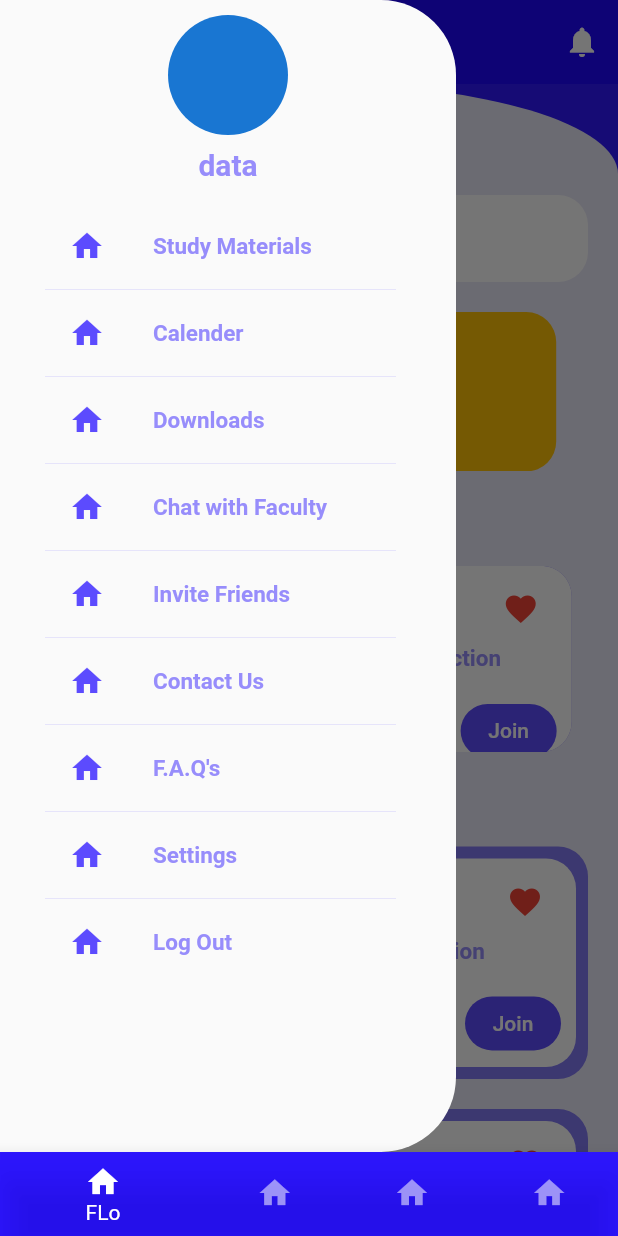
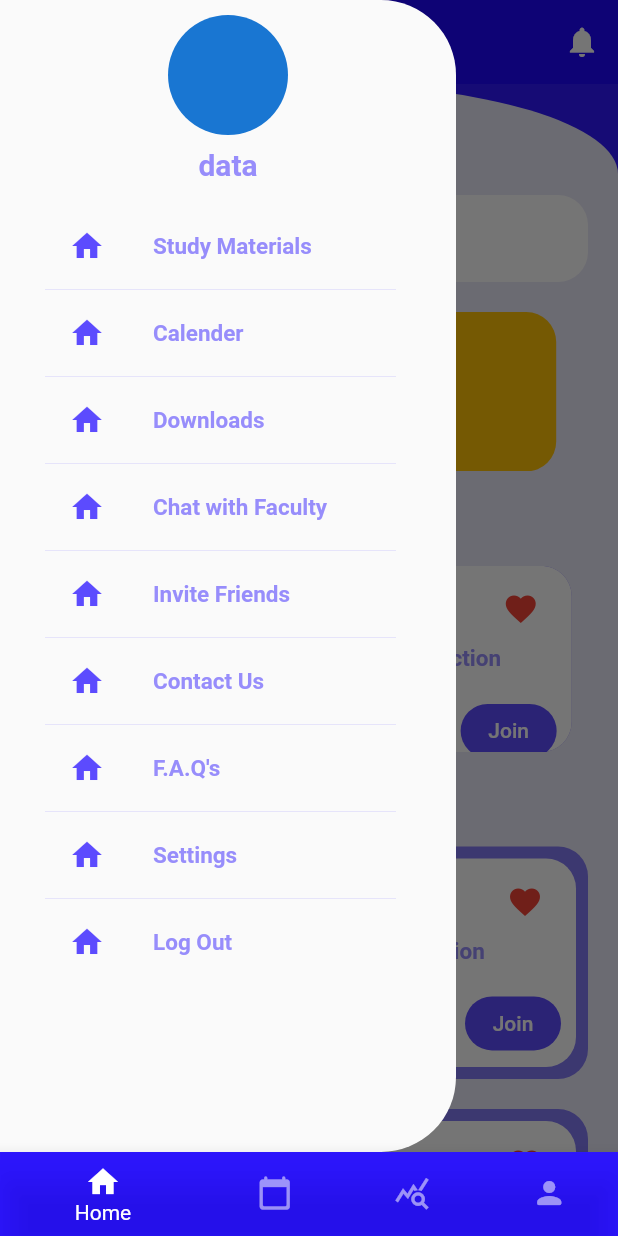
Before and after one commit to HKAY1/Institute-App, a Flutter app: the screen it shows after launch, with the side drawer open, on a phone screen of 412 x 824 dp. Run offline on Flutter 3.47's test engine with Material 2 defaults, Android fonts, the phone set to English and light mode, and no system bars; drawn by our look-alikes of carousel_slider; our stand-ins replace table_calendar.

Commit message:
add Drawer items

```diff
--- a/institute_app/lib/homepage.dart
+++ b/institute_app/lib/homepage.dart
@@ -25,19 +25,19 @@ class _HomePageState extends State<HomePage> {
           items: [
             BottomNavigationBarItem(
                 icon: Icon(Icons.home),
-                label: 'FLo',
+                label: 'Home',
                 backgroundColor: Theme.of(context).appBarTheme.backgroundColor),
             BottomNavigationBarItem(
-                icon: Icon(Icons.home),
-                label: 'FLo',
+                icon: Icon(Icons.calendar_today_rounded),
+                label: 'Events',
                 backgroundColor: Theme.of(context).appBarTheme.backgroundColor),
             BottomNavigationBarItem(
-                icon: Icon(Icons.home),
-                label: 'FLo',
+                icon: Icon(Icons.query_stats),
+                label: 'Performance',
                 backgroundColor: Theme.of(context).appBarTheme.backgroundColor),
             BottomNavigationBarItem(
-                icon: Icon(Icons.home),
-                label: 'FLo',
+                icon: Icon(Icons.person_rounded),
+                label: 'Profile',
                 backgroundColor: Theme.of(context).appBarTheme.backgroundColor),
           ],
           onTap: (i) {
--- a/institute_app/lib/main.dart
+++ b/institute_app/lib/main.dart
@@ -2,6 +2,9 @@ import 'package:flutter/cupertino.dart';
 import 'package:flutter/material.dart';
 import 'package:flutter/painting.dart';
 import 'package:flutter/rendering.dart';
+import 'package:imstitute/screens/drawer/calender.dart';
+import 'package:imstitute/screens/drawer/custome_drawer.dart';
+import 'package:imstitute/screens/drawer/study_material.dart';
 
 import 'homepage.dart';
 
@@ -15,6 +18,11 @@ class MyApp extends StatelessWidget {
   @override
   Widget build(BuildContext context) {
     return MaterialApp(
+      routes: {
+        '/studyMaterial': (context)=> const StudyMaterial(),
+        '/calender': (context)=> const Calender(),
+        '/default': (context)=> const DefaultPage()
+      },
       debugShowCheckedModeBanner: false,
       theme: ThemeData(
         dividerTheme: DividerThemeData(
@@ -60,16 +68,15 @@ class MyApp extends StatelessWidget {
             fontSize: 20,
             fontWeight: FontWeight.bold,
           ),
-          //For app bar text theme
-          headline1: TextStyle(
+        ),
+        // primaryColor: const Color(0xff1900FF).withOpacity(0.7),
+        scaffoldBackgroundColor: const Color(0xff1900FF).withOpacity(0.7),
+        appBarTheme: AppBarTheme(
+          titleTextStyle: const TextStyle(
             color: Colors.white,
             fontWeight: FontWeight.bold,
             fontSize: 25,
           ),
-        ),
-        // primaryColor: const Color(0xff1900FF).withOpacity(0.7),
-        scaffoldBackgroundColor: const Color(0xff1900FF).withOpacity(0.7),
-        appBarTheme: AppBarTheme(
           backgroundColor: const Color(0xff1900FF).withOpacity(0.7), //dark blue
         ),
       ),
--- a/institute_app/lib/screens/drawer/custome_drawer.dart
+++ b/institute_app/lib/screens/drawer/custome_drawer.dart
@@ -13,6 +13,17 @@ class CustomeDrawer extends StatelessWidget {
     'F.A.Q\'s',
     'Settings',
     'Log Out',
+  ];
+  final drawerPages = <String>[
+    '/studyMaterial',
+    '/calender',
+    '/default',
+    '/default',
+    '/default',
+    '/default',
+    '/default',
+    '/default',
+    '/default',
   ];
   CustomeDrawer({Key? key}) : super(key: key);
 
@@ -41,6 +52,9 @@ class CustomeDrawer extends StatelessWidget {
                   padding: EdgeInsets.only(left: 30, right: 40),
                   itemBuilder: (context, item) {
                     return ListTile(
+                      onTap: (){
+                        Navigator.of(context).popAndPushNamed(drawerPages[item]);
+                      },
                       leading: Icon(
                         Icons.home,
                         color: Theme.of(context).scaffoldBackgroundColor,
@@ -65,3 +79,18 @@ class CustomeDrawer extends StatelessWidget {
     );
   }
 }
+
+
+class DefaultPage extends StatelessWidget {
+  const DefaultPage({Key? key}) : super(key: key);
+
+  @override
+  Widget build(BuildContext context) {
+    return Scaffold(
+      appBar: AppBar(
+        automaticallyImplyLeading: true,
+        title: Text('Deafult Page',)
+      ),
+    );
+  }
+}
--- a/institute_app/lib/screens/home.dart
+++ b/institute_app/lib/screens/home.dart
@@ -18,7 +18,7 @@ class Home extends StatelessWidget {
         elevation: 0,
         title: Text(
           'Institute',
-          style: Theme.of(context).textTheme.headline1,
+
         ),
         centerTitle: true,
         actions: [
--- a/institute_app/pubspec.yaml
+++ b/institute_app/pubspec.yaml
@@ -35,6 +35,7 @@ dependencies:
   # Use with the CupertinoIcons class for iOS style icons.
   cupertino_icons: ^1.0.2
   carousel_slider: ^4.0.0
+  table_calendar: ^3.0.2
 
 dev_dependencies:
   flutter_test:
```
Also changed, not shown: institute_app/lib/screens/drawer/assignment.dart (added, +12 -0 lines), institute_app/lib/screens/drawer/calender.dart (added, +121 -0 lines), institute_app/lib/screens/drawer/notes.dart (added, +115 -0 lines), institute_app/lib/screens/drawer/study_material.dart (added, +82 -0 lines), institute_app/lib/screens/drawer/testseries.dart (added, +12 -0 lines), institute_app/pubspec.lock.
